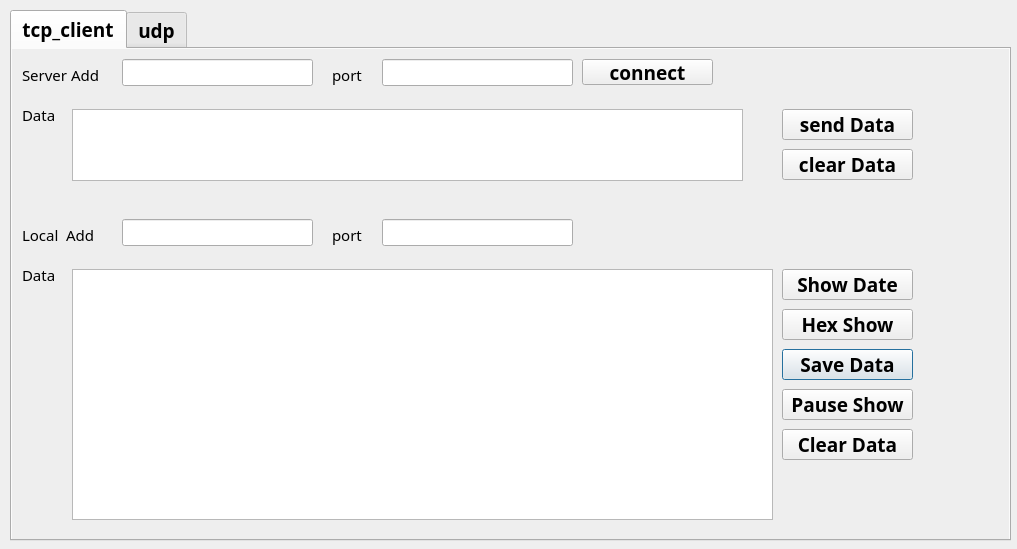
yexiaopeng/QSocketTools_v2, file qsockettools.ui: the form before one commit.
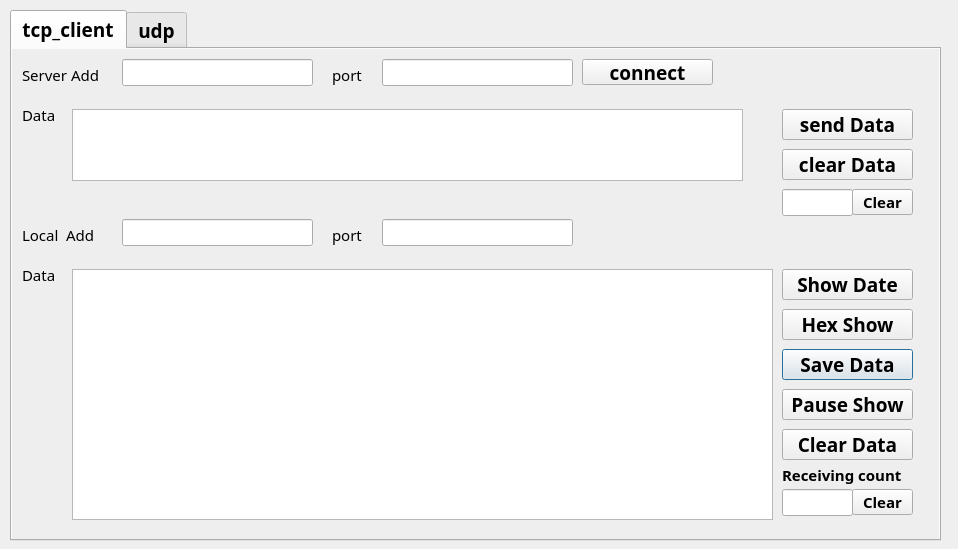
The form after the commit.

Commit message: 增加tcp的接收计数和发送计数的显示以及计数清零

The edit to the form file:
```diff
--- a/qsockettools.ui
+++ b/qsockettools.ui
@@ -7,7 +7,7 @@
    <rect>
     <x>0</x>
     <y>0</y>
-    <width>1017</width>
+    <width>958</width>
     <height>549</height>
    </rect>
   </property>
@@ -19,7 +19,7 @@
     <rect>
      <x>10</x>
      <y>10</y>
-     <width>1001</width>
+     <width>931</width>
      <height>531</height>
     </rect>
    </property>
@@ -353,6 +353,86 @@
       </rect>
      </property>
     </widget>
+    <widget class="QLabel" name="label_13">
+     <property name="geometry">
+      <rect>
+       <x>770</x>
+       <y>410</y>
+       <width>151</width>
+       <height>31</height>
+      </rect>
+     </property>
+     <property name="font">
+      <font>
+       <pointsize>11</pointsize>
+      </font>
+     </property>
+     <property name="text">
+      <string>Receiving count</string>
+     </property>
+    </widget>
+    <widget class="QLineEdit" name="le_receiveCount">
+     <property name="geometry">
+      <rect>
+       <x>770</x>
+       <y>440</y>
+       <width>71</width>
+       <height>27</height>
+      </rect>
+     </property>
+     <property name="text">
+      <string/>
+     </property>
+    </widget>
+    <widget class="QPushButton" name="pb_clearReceiveCount">
+     <property name="geometry">
+      <rect>
+       <x>840</x>
+       <y>440</y>
+       <width>61</width>
+       <height>26</height>
+      </rect>
+     </property>
+     <property name="font">
+      <font>
+       <pointsize>11</pointsize>
+      </font>
+     </property>
+     <property name="text">
+      <string>Clear</string>
+     </property>
+    </widget>
+    <widget class="QLineEdit" name="le_sendCount">
+     <property name="geometry">
+      <rect>
+       <x>770</x>
+       <y>140</y>
+       <width>71</width>
+       <height>27</height>
+      </rect>
+     </property>
+     <property name="text">
+      <string/>
+     </property>
+    </widget>
+    <widget class="QPushButton" name="pb_clearSendCount">
+     <property name="geometry">
+      <rect>
+       <x>840</x>
+       <y>140</y>
+       <width>61</width>
+       <height>26</height>
+      </rect>
+     </property>
+     <property name="font">
+      <font>
+       <pointsize>11</pointsize>
+      </font>
+     </property>
+     <property name="text">
+      <string>Clear</string>
+     </property>
+    </widget>
    </widget>
    <widget class="QWidget" name="udp">
     <attribute name="title">
```
The commit also changes 2 other files.
